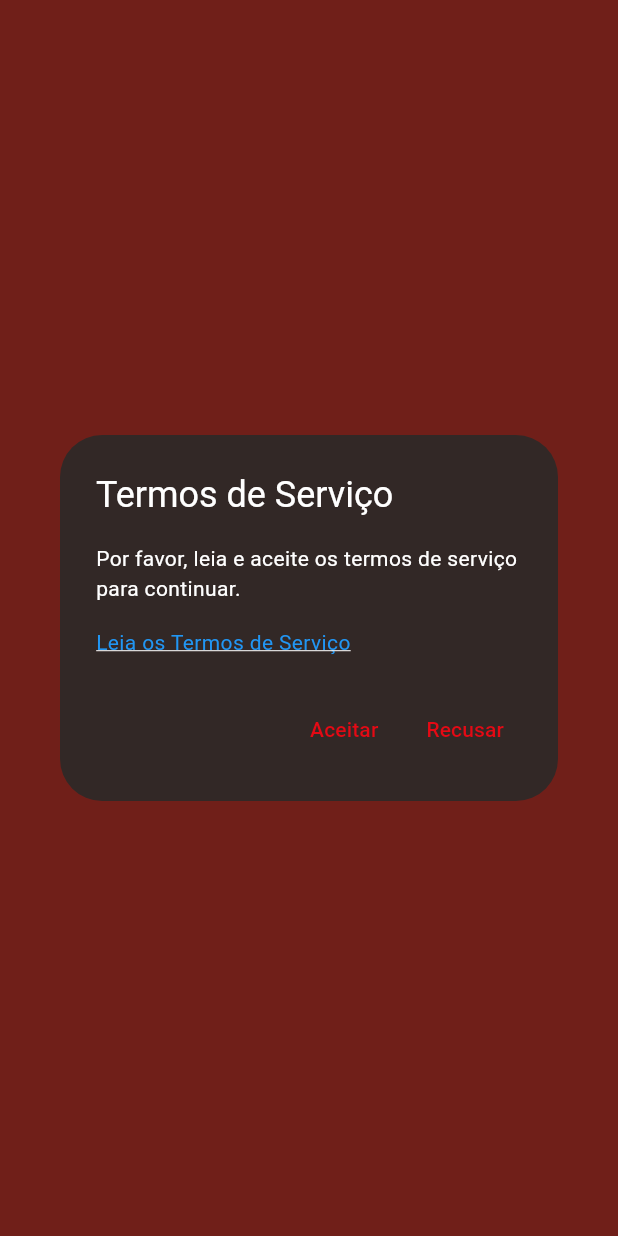
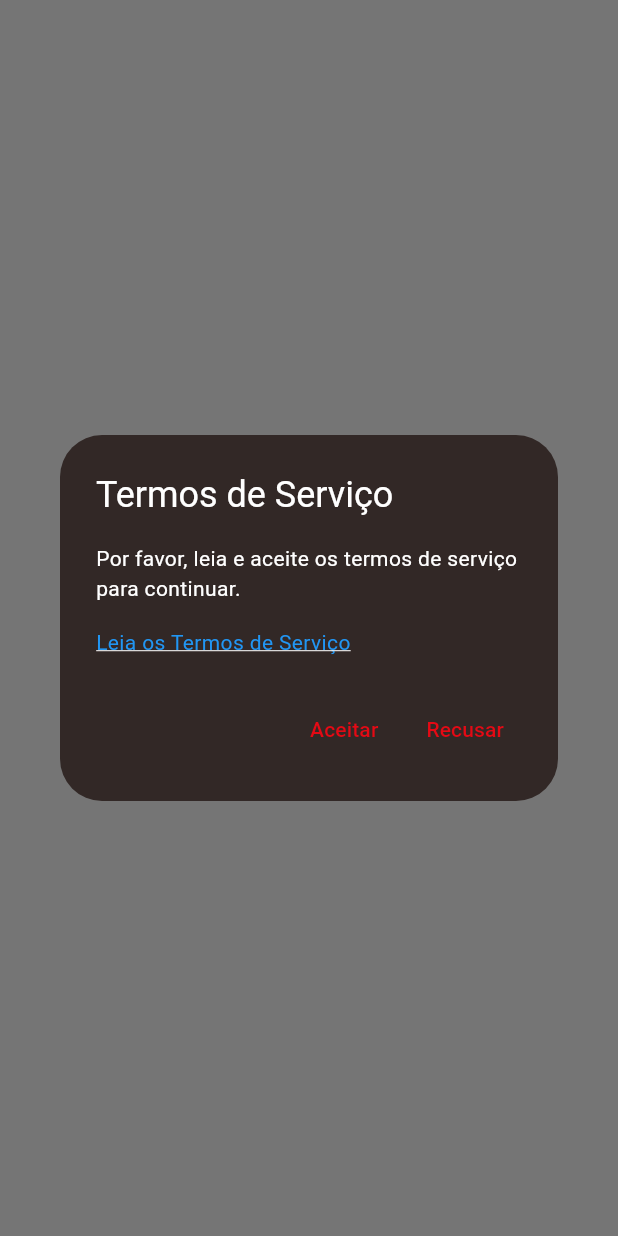
Before and after one commit to jhonnylucius/net_drinks, a Flutter app: the screen it shows after launch, on a phone screen of 412 x 824 dp. Run offline on Flutter 3.47's test engine with Material 3 defaults, Android fonts, the phone set to English and light mode, and no system bars; our stand-ins replace cloud_firestore, dio, firebase_auth, firebase_core, flutter_i18n, flutter_signin_button and 8 more; missing offline and left inert: translator; accounts and stored records are empty; generated files the repository leaves out were written again.

Commit message:
remove cores de fundo das páginas na tela inicial

```diff
--- a/app_netdrinks/lib/main.dart
+++ b/app_netdrinks/lib/main.dart
@@ -244,24 +244,24 @@ class InitialScreenState extends State<InitialScreen> {
             physics: const NeverScrollableScrollPhysics(),
             children: [
               Container(
-                  color: Colors.red,
+                  color: const Color.fromARGB(255, 255, 255, 255),
                   child: Center(
                       child: Text(
-                    "Pagina 1",
+                    " ",
                     style: TextStyle(color: Colors.white),
                   ))),
               Container(
-                  color: Colors.blue,
+                  color: const Color.fromARGB(255, 255, 255, 255),
                   child: Center(
                       child: Text(
-                    "Pagina 2",
+                    " ",
                     style: TextStyle(color: Colors.white),
                   ))),
               Container(
-                  color: Colors.green,
+                  color: const Color.fromARGB(255, 250, 250, 250),
                   child: Center(
                       child: Text(
-                    "Pagina 3",
+                    " ",
                     style: TextStyle(color: Colors.white),
                   ))),
             ],
```
